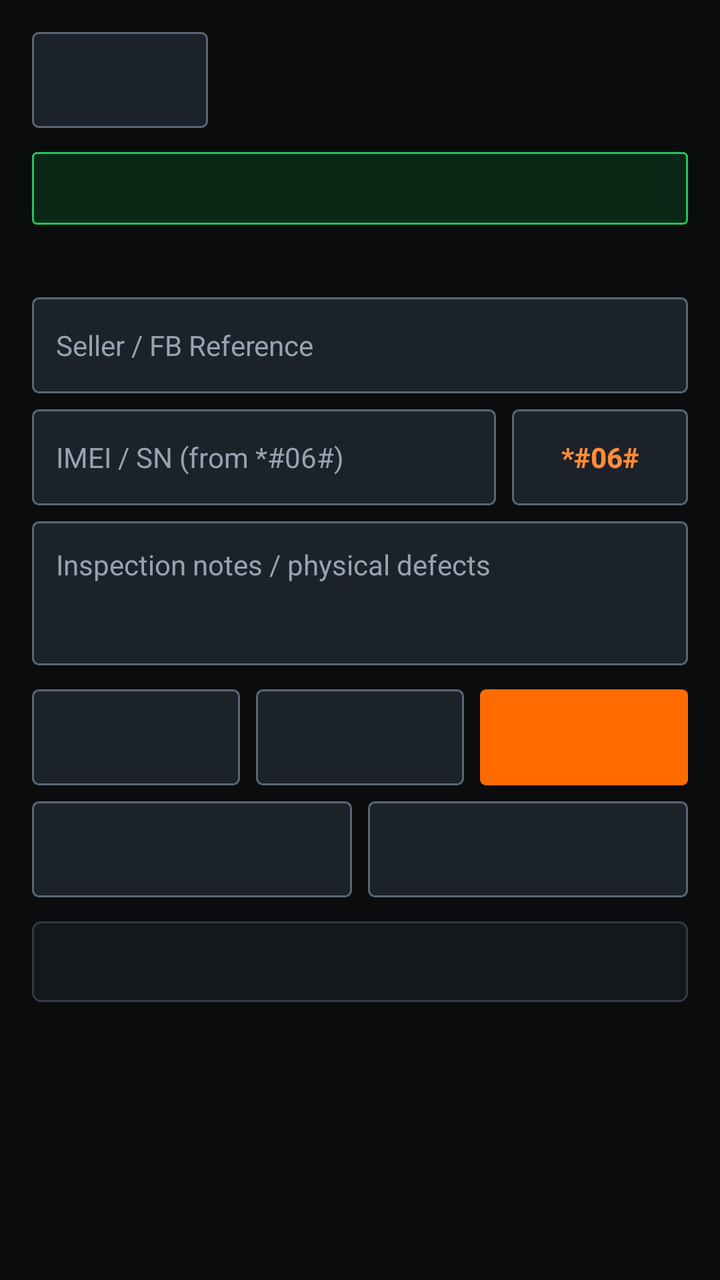
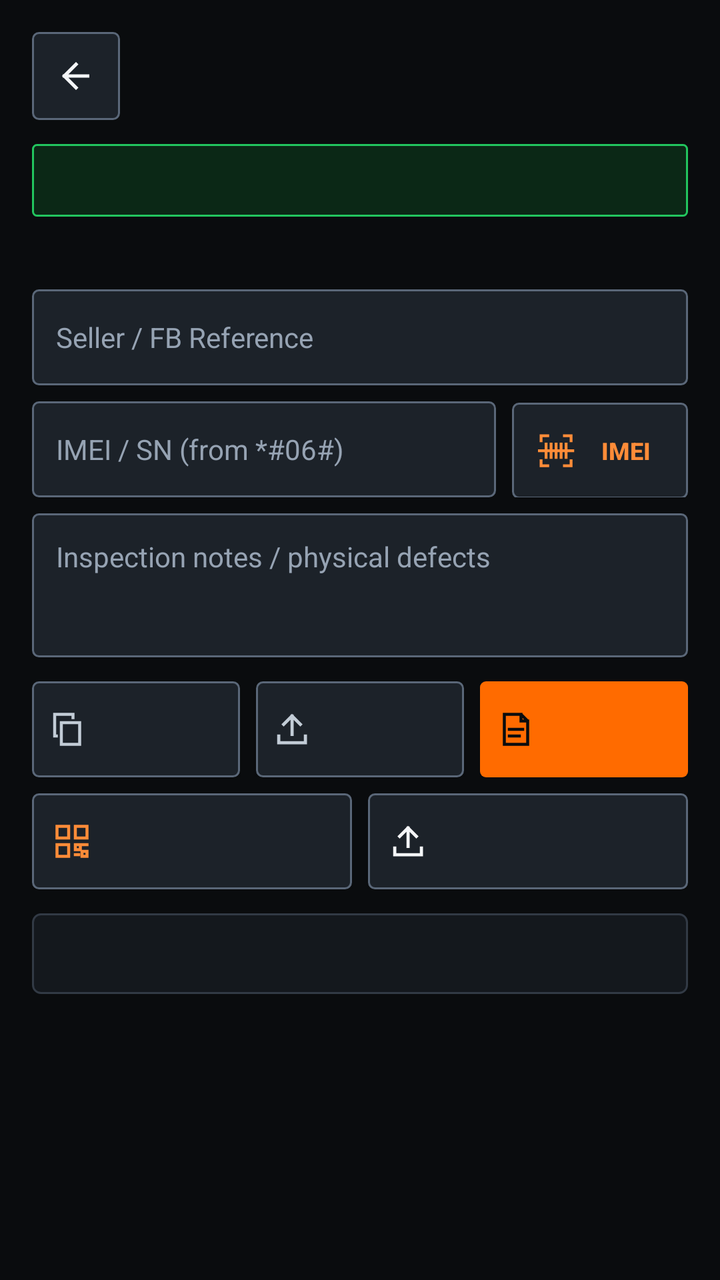

Screens rendered from an Android XML layout before and after an edit, with the pre-edit source and the edit as a unified diff.
<!-- AndroidManifest.xml: activity theme Theme.SanepoUnitCheck -->
<!-- res/layout/activity_report.xml -->
<?xml version="1.0" encoding="utf-8"?>
<ScrollView xmlns:android="http://schemas.android.com/apk/res/android"
    android:id="@+id/rootReport"
    android:layout_width="match_parent"
    android:layout_height="match_parent"
    android:background="@color/bg_canvas"
    android:clipToPadding="false">

    <LinearLayout
        android:layout_width="match_parent"
        android:layout_height="wrap_content"
        android:orientation="vertical"
        android:padding="16dp">

        <TextView
            android:id="@+id/tvWizardStep"
            android:layout_width="match_parent"
            android:layout_height="wrap_content"
            android:layout_marginBottom="10dp"
            android:background="@drawable/bg_badge_warn"
            android:paddingHorizontal="10dp"
            android:paddingVertical="6dp"
            android:textColor="@color/status_warn_fg"
            android:textSize="12sp"
            android:textStyle="bold"
            android:visibility="gone" />

        <LinearLayout
            android:layout_width="match_parent"
            android:layout_height="wrap_content"
            android:gravity="center_vertical"
            android:orientation="horizontal">

            <Button
                android:id="@+id/btnBackReport"
                android:layout_width="wrap_content"
                android:layout_height="48dp"
                android:background="@drawable/bg_btn_secondary"
                android:focusable="true"
                android:paddingHorizontal="14dp"
                android:textColor="@color/text_primary" />

            <TextView
                android:id="@+id/tvReportTitle"
                android:layout_width="0dp"
                android:layout_height="wrap_content"
                android:layout_marginStart="12dp"
                android:layout_weight="1"
                android:textColor="@color/text_primary"
                android:textSize="18sp"
                android:textStyle="bold" />
        </LinearLayout>

        <TextView
            android:id="@+id/tvVerifyHash"
            style="@style/TechValueMono"
            android:layout_width="match_parent"
            android:layout_height="wrap_content"
            android:layout_marginTop="12dp"
            android:background="@drawable/bg_badge_pass"
            android:padding="10dp"
            android:textColor="@color/status_pass_fg"
            android:textSize="12sp"
            android:textStyle="bold" />

        <TextView
            android:id="@+id/tvMetaHeader"
            style="@style/TechSectionHeader"
            android:layout_width="match_parent"
            android:layout_height="wrap_content"
            android:layout_marginTop="14dp" />

        <EditText
            android:id="@+id/etSellerInfo"
            android:layout_width="match_parent"
            android:layout_height="48dp"
            android:layout_marginTop="6dp"
            android:background="@drawable/bg_control_well"
            android:hint="Seller / FB Reference"
            android:inputType="text"
            android:paddingHorizontal="12dp"
            android:textColor="@color/text_primary"
            android:textColorHint="@color/text_muted"
            android:textSize="14sp" />

        <LinearLayout
            android:layout_width="match_parent"
            android:layout_height="wrap_content"
            android:layout_marginTop="8dp"
            android:orientation="horizontal">

            <EditText
                android:id="@+id/etImeiNote"
                android:layout_width="0dp"
                android:layout_height="48dp"
                android:layout_weight="1"
                android:background="@drawable/bg_control_well"
                android:hint="IMEI / SN (from *#06#)"
                android:inputType="text"
                android:paddingHorizontal="12dp"
                android:textColor="@color/text_primary"
                android:textColorHint="@color/text_muted"
                android:textSize="14sp" />

            <Button
                android:id="@+id/btnDialImei"
                android:layout_width="wrap_content"
                android:layout_height="48dp"
                android:layout_marginStart="8dp"
                android:background="@drawable/bg_btn_secondary"
                android:focusable="true"
                android:paddingHorizontal="12dp"
                android:text="*#06#"
                android:textColor="@color/accent_amber_text"
                android:textStyle="bold" />
        </LinearLayout>

        <EditText
            android:id="@+id/etInspectorNote"
            android:layout_width="match_parent"
            android:layout_height="wrap_content"
            android:layout_marginTop="8dp"
            android:background="@drawable/bg_control_well"
            android:gravity="top|start"
            android:hint="Inspection notes / physical defects"
            android:inputType="textMultiLine"
            android:minHeight="72dp"
            android:padding="12dp"
            android:textColor="@color/text_primary"
            android:textColorHint="@color/text_muted"
            android:textSize="14sp" />

        <LinearLayout
            android:layout_width="match_parent"
            android:layout_height="wrap_content"
            android:layout_marginTop="12dp"
            android:orientation="horizontal">

            <Button
                android:id="@+id/btnCopyTextReport"
                android:layout_width="0dp"
                android:layout_height="48dp"
                android:layout_weight="1"
                android:background="@drawable/bg_btn_secondary"
                android:focusable="true"
                android:textColor="@color/text_primary"
                android:textSize="12sp" />

            <Button
                android:id="@+id/btnExportJson"
                android:layout_width="0dp"
                android:layout_height="48dp"
                android:layout_marginStart="8dp"
                android:layout_weight="1"
                android:background="@drawable/bg_btn_secondary"
                android:focusable="true"
                android:textColor="@color/text_primary"
                android:textSize="12sp" />

            <Button
                android:id="@+id/btnExportPdf"
                android:layout_width="0dp"
                android:layout_height="48dp"
                android:layout_marginStart="8dp"
                android:layout_weight="1"
                android:background="@drawable/bg_btn_primary"
                android:focusable="true"
                android:textColor="@color/text_on_accent"
                android:textSize="12sp"
                android:textStyle="bold" />
        </LinearLayout>

        <LinearLayout
            android:layout_width="match_parent"
            android:layout_height="wrap_content"
            android:layout_marginTop="8dp"
            android:orientation="horizontal">

            <Button
                android:id="@+id/btnShowQr"
                android:layout_width="0dp"
                android:layout_height="48dp"
                android:layout_weight="1"
                android:background="@drawable/bg_btn_secondary"
                android:focusable="true"
                android:textColor="@color/accent_amber_text"
                android:textSize="12sp"
                android:textStyle="bold" />

            <Button
                android:id="@+id/btnShareCardPng"
                android:layout_width="0dp"
                android:layout_height="48dp"
                android:layout_marginStart="8dp"
                android:layout_weight="1"
                android:background="@drawable/bg_btn_secondary"
                android:focusable="true"
                android:textColor="@color/text_primary"
                android:textSize="12sp"
                android:textStyle="bold" />
        </LinearLayout>

        <TextView
            android:id="@+id/tvExportFeedback"
            android:layout_width="match_parent"
            android:layout_height="wrap_content"
            android:layout_marginTop="8dp"
            android:textColor="@color/status_pass_fg"
            android:textSize="12sp"
            android:visibility="gone" />

        <TextView
            android:id="@+id/tvReportPreview"
            style="@style/TechValueMono"
            android:layout_width="match_parent"
            android:layout_height="wrap_content"
            android:layout_marginTop="12dp"
            android:background="@drawable/bg_card_sharp"
            android:lineSpacingExtra="4dp"
            android:padding="12dp"
            android:textColor="@color/text_secondary"
            android:textSize="12sp" />
    </LinearLayout>
</ScrollView>
<!-- resources referenced by this layout -->
<resources>
  <color name="accent_amber_text">#FF8C38</color>
  <color name="bg_canvas">#0A0C0E</color>
  <color name="status_pass_fg">#4ADE80</color>
  <color name="status_warn_fg">#FBBF24</color>
  <color name="text_muted">#96A3B3</color>
  <color name="text_on_accent">#0A0C0E</color>
  <color name="text_primary">#F4F6F8</color>
  <color name="text_secondary">#C2CCD6</color>
  <color name="status_pass_bg">#0B2816</color>
  <color name="status_warn_bg">#2B1F06</color>
  <color name="accent_amber">#FF6B00</color>
  <color name="bg_well">#1C2229</color>
  <color name="border_focus">#FF8533</color>
  <color name="bg_well_pressed">#27303A</color>
  <color name="border_control">#5A6778</color>
  <color name="bg_surface">#14181D</color>
  <color name="border_sharp">#323A45</color>
  <!-- unchanged entries left out for length: 12 -->
</resources>

<!-- the commit's change to res/layout/activity_report.xml (unified diff, before → after) -->
@@ -1,5 +1,6 @@
 <?xml version="1.0" encoding="utf-8"?>
 <ScrollView xmlns:android="http://schemas.android.com/apk/res/android"
+    xmlns:app="http://schemas.android.com/apk/res-auto"
     android:id="@+id/rootReport"
     android:layout_width="match_parent"
     android:layout_height="match_parent"
@@ -31,14 +32,17 @@
             android:gravity="center_vertical"
             android:orientation="horizontal">
 
-            <Button
+            <ImageButton
                 android:id="@+id/btnBackReport"
-                android:layout_width="wrap_content"
-                android:layout_height="48dp"
-                android:background="@drawable/bg_btn_secondary"
-                android:focusable="true"
-                android:paddingHorizontal="14dp"
-                android:textColor="@color/text_primary" />
+                android:layout_width="44dp"
+                android:layout_height="44dp"
+                android:background="@drawable/bg_btn_secondary"
+                android:contentDescription="Back"
+                android:focusable="true"
+                android:padding="11dp"
+                android:scaleType="centerInside"
+                android:src="@drawable/ic_back"
+                app:tint="@color/text_primary" />
 
             <TextView
                 android:id="@+id/tvReportTitle"
@@ -108,11 +112,16 @@
                 android:layout_height="48dp"
                 android:layout_marginStart="8dp"
                 android:background="@drawable/bg_btn_secondary"
-                android:focusable="true"
+                android:drawablePadding="6dp"
+                android:focusable="true"
+                android:gravity="center"
                 android:paddingHorizontal="12dp"
-                android:text="*#06#"
+                android:text="IMEI"
                 android:textColor="@color/accent_amber_text"
-                android:textStyle="bold" />
+                android:textSize="12sp"
+                android:textStyle="bold"
+                app:drawableStartCompat="@drawable/ic_barcode_scan"
+                app:drawableTint="@color/accent_amber_text" />
         </LinearLayout>
 
         <EditText
@@ -142,9 +151,15 @@
                 android:layout_height="48dp"
                 android:layout_weight="1"
                 android:background="@drawable/bg_btn_secondary"
-                android:focusable="true"
-                android:textColor="@color/text_primary"
-                android:textSize="12sp" />
+                android:drawablePadding="5dp"
+                android:focusable="true"
+                android:gravity="center"
+                android:paddingHorizontal="8dp"
+                android:textColor="@color/text_primary"
+                android:textSize="11sp"
+                android:textStyle="bold"
+                app:drawableStartCompat="@drawable/ic_copy_clip"
+                app:drawableTint="@color/text_secondary" />
 
             <Button
                 android:id="@+id/btnExportJson"
@@ -153,9 +168,15 @@
                 android:layout_marginStart="8dp"
                 android:layout_weight="1"
                 android:background="@drawable/bg_btn_secondary"
-                android:focusable="true"
-                android:textColor="@color/text_primary"
-                android:textSize="12sp" />
+                android:drawablePadding="5dp"
+                android:focusable="true"
+                android:gravity="center"
+                android:paddingHorizontal="8dp"
+                android:textColor="@color/text_primary"
+                android:textSize="11sp"
+                android:textStyle="bold"
+                app:drawableStartCompat="@drawable/ic_share_export"
+                app:drawableTint="@color/text_secondary" />
 
             <Button
                 android:id="@+id/btnExportPdf"
@@ -164,10 +185,15 @@
                 android:layout_marginStart="8dp"
                 android:layout_weight="1"
                 android:background="@drawable/bg_btn_primary"
-                android:focusable="true"
+                android:drawablePadding="5dp"
+                android:focusable="true"
+                android:gravity="center"
+                android:paddingHorizontal="8dp"
                 android:textColor="@color/text_on_accent"
-                android:textSize="12sp"
-                android:textStyle="bold" />
+                android:textSize="11sp"
+                android:textStyle="bold"
+                app:drawableStartCompat="@drawable/ic_report_doc"
+                app:drawableTint="@color/text_on_accent" />
         </LinearLayout>
 
         <LinearLayout
@@ -182,10 +208,15 @@
                 android:layout_height="48dp"
                 android:layout_weight="1"
                 android:background="@drawable/bg_btn_secondary"
-                android:focusable="true"
+                android:drawablePadding="6dp"
+                android:focusable="true"
+                android:gravity="center"
+                android:paddingHorizontal="10dp"
                 android:textColor="@color/accent_amber_text"
                 android:textSize="12sp"
-                android:textStyle="bold" />
+                android:textStyle="bold"
+                app:drawableStartCompat="@drawable/ic_qr_matrix"
+                app:drawableTint="@color/accent_amber_text" />
 
             <Button
                 android:id="@+id/btnShareCardPng"
@@ -194,10 +225,15 @@
                 android:layout_marginStart="8dp"
                 android:layout_weight="1"
                 android:background="@drawable/bg_btn_secondary"
-                android:focusable="true"
+                android:drawablePadding="6dp"
+                android:focusable="true"
+                android:gravity="center"
+                android:paddingHorizontal="10dp"
                 android:textColor="@color/text_primary"
                 android:textSize="12sp"
-                android:textStyle="bold" />
+                android:textStyle="bold"
+                app:drawableStartCompat="@drawable/ic_share_export"
+                app:drawableTint="@color/text_primary" />
         </LinearLayout>
 
         <TextView
<!-- resource entries referenced after the edit -->
@@ -8,6 +8,90 @@
   <color name="text_on_accent">#0A0C0E</color>
   <color name="text_primary">#F4F6F8</color>
   <color name="text_secondary">#C2CCD6</color>
+  <!-- drawable ic_back (drawable) -->
+  <?xml version="1.0" encoding="utf-8"?>
+  <vector xmlns:android="http://schemas.android.com/apk/res/android"
+      android:width="20dp"
+      android:height="20dp"
+      android:viewportWidth="24"
+      android:viewportHeight="24">
+      <path
+          android:pathData="M19,12 H5 M12,5 L5,12 L12,19"
+          android:strokeColor="#FFFFFF"
+          android:strokeLineCap="square"
+          android:strokeLineJoin="miter"
+          android:strokeWidth="2" />
+  </vector>
+  <!-- drawable ic_barcode_scan (drawable) -->
+  <?xml version="1.0" encoding="utf-8"?>
+  <vector xmlns:android="http://schemas.android.com/apk/res/android"
+      android:width="20dp"
+      android:height="20dp"
+      android:viewportWidth="24"
+      android:viewportHeight="24">
+      <path
+          android:pathData="M3,6 V3 H7 M17,3 H21 V6 M3,18 V21 H7 M17,21 H21 V18 M6,8 V16 M9,8 V16 M12,8 V16 M15,8 V16 M18,8 V16 M2,12 H22"
+          android:strokeColor="#FFFFFF"
+          android:strokeLineCap="square"
+          android:strokeLineJoin="miter"
+          android:strokeWidth="1.7" />
+  </vector>
+  <!-- drawable ic_copy_clip (drawable) -->
+  <?xml version="1.0" encoding="utf-8"?>
+  <vector xmlns:android="http://schemas.android.com/apk/res/android"
+      android:width="20dp"
+      android:height="20dp"
+      android:viewportWidth="24"
+      android:viewportHeight="24">
+      <path
+          android:pathData="M8,8 H19 V21 H8 Z M5,16 H4 V3 H15 V5"
+          android:strokeColor="#FFFFFF"
+          android:strokeLineCap="square"
+          android:strokeLineJoin="miter"
+          android:strokeWidth="1.8" />
+  </vector>
+  <!-- drawable ic_qr_matrix (drawable) -->
+  <?xml version="1.0" encoding="utf-8"?>
+  <vector xmlns:android="http://schemas.android.com/apk/res/android"
+      android:width="20dp"
+      android:height="20dp"
+      android:viewportWidth="24"
+      android:viewportHeight="24">
+      <path
+          android:pathData="M3,3 H10 V10 H3 Z M14,3 H21 V10 H14 Z M3,14 H10 V21 H3 Z M14,14 H17 V17 H14 Z M18,18 H21 V21 H18 Z M18,14 H21 M14,20 H16"
+          android:strokeColor="#FFFFFF"
+          android:strokeLineCap="square"
+          android:strokeLineJoin="miter"
+          android:strokeWidth="1.8" />
+  </vector>
+  <!-- drawable ic_report_doc (drawable) -->
+  <?xml version="1.0" encoding="utf-8"?>
+  <vector xmlns:android="http://schemas.android.com/apk/res/android"
+      android:width="20dp"
+      android:height="20dp"
+      android:viewportWidth="24"
+      android:viewportHeight="24">
+      <path
+          android:pathData="M5,3 H15 L19,7 V21 H5 Z M15,3 V7 H19 M8,12 H16 M8,16 H14"
+          android:strokeColor="#FFFFFF"
+          android:strokeLineCap="square"
+          android:strokeLineJoin="miter"
+          android:strokeWidth="1.8" />
+  </vector>
+  <!-- drawable ic_share_export (drawable) -->
+  <?xml version="1.0" encoding="utf-8"?>
+  <vector xmlns:android="http://schemas.android.com/apk/res/android"
+      android:width="20dp"
+      android:height="20dp"
+      android:viewportWidth="24"
+      android:viewportHeight="24">
+      <path
+          android:pathData="M12,15 V4 M7,9 L12,4 L17,9 M4,16 V20 H20 V16"
+          android:strokeColor="#FFFFFF"
+          android:strokeLineCap="square"
+          android:strokeLineJoin="miter"
+          android:strokeWidth="1.9" />
+  </vector>
   <color name="status_pass_bg">#0B2816</color>
   <color name="status_warn_bg">#2B1F06</color>
   <color name="accent_amber">#FF6B00</color>
